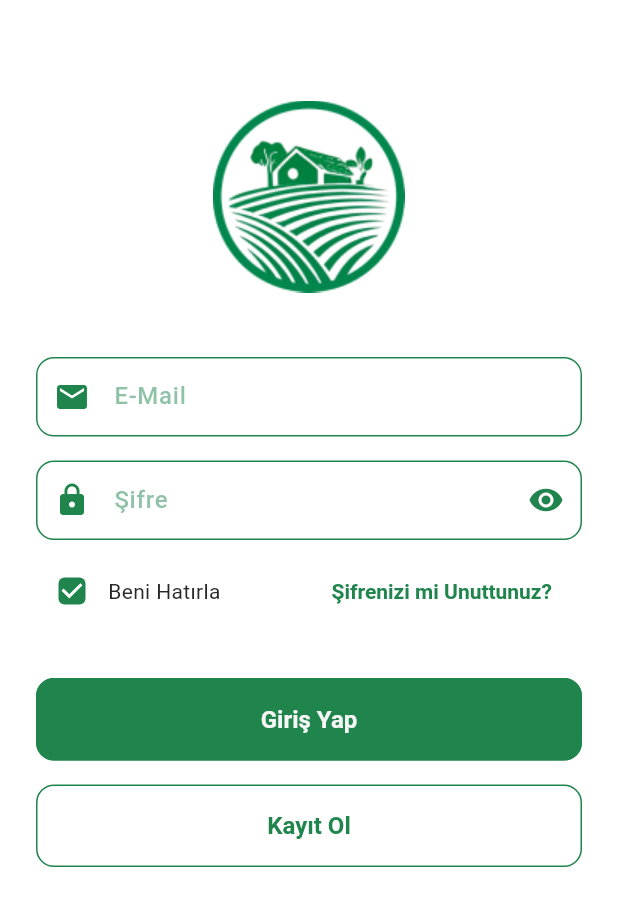
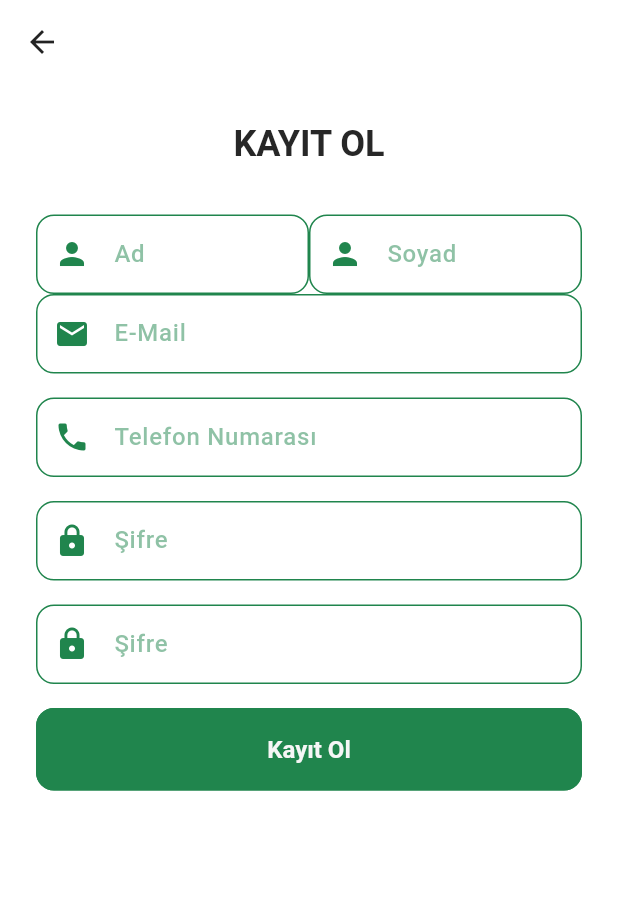
Before and after one commit to Mudrowe/Toprak-Rehberi, a Flutter app: the screen it shows after launch, after a tap on "Kayıt Ol", on a phone screen of 412 x 824 dp. Shown: the top 906 px of the screen. Run offline on Flutter 3.47's test engine with Material 3 defaults, Android fonts, the phone set to English and light mode, and no system bars; our stand-ins replace get, logger.

Commit message:
signup screen first commit

```diff
--- a/lib/app.dart
+++ b/lib/app.dart
@@ -1,6 +1,7 @@
 import 'package:flutter/material.dart';
 import 'package:get/get.dart';
 import 'package:toprak_rehberi/features/authentication/screens/login/login.dart';
+import 'package:toprak_rehberi/features/authentication/screens/signup/signup.dart';
 import 'package:toprak_rehberi/utils/constants/text_strings.dart';
 import 'package:toprak_rehberi/utils/theme/theme.dart';
 
--- /dev/null
+++ b/lib/features/authentication/screens/signup/signup.dart
@@ -0,0 +1,108 @@
+import 'package:flutter/material.dart';
+import 'package:toprak_rehberi/utils/constants/sizes.dart';
+import 'package:toprak_rehberi/utils/constants/text_strings.dart';
+
+class SignupScreen extends StatelessWidget {
+  const SignupScreen({super.key});
+
+  @override
+  Widget build(BuildContext context) {
+    return Scaffold(
+      appBar: AppBar(),
+      body: SingleChildScrollView(
+        child: Padding(
+          padding: const EdgeInsets.all(TSizes.defaulSpace),
+          child: Column(
+            children: [
+              // Title
+              Text(
+                TTexts.signupTitle,
+                style: Theme.of(context).textTheme.headlineMedium,
+              ),
+              const SizedBox(
+                height: TSizes.spaceBtwSections,
+              ),
+
+              // Form
+              Form(
+                child: Column(
+                  children: [
+                    Row(children: [
+                      // First Name
+                      Expanded(
+                        child: TextFormField(
+                          expands: false,
+                          decoration: const InputDecoration(
+                              prefixIcon: Icon(Icons.person),
+                              labelText: TTexts.firstName),
+                        ),
+                      ),
+                      // Last Name
+                      Expanded(
+                        child: TextFormField(
+                          decoration: const InputDecoration(
+                              prefixIcon: Icon(Icons.person),
+                              labelText: TTexts.lastName),
+                        ),
+                      ),
+                    ]),
+
+                    // Email
+                    TextFormField(
+                      decoration: const InputDecoration(
+                        prefixIcon: Icon(Icons.email),
+                        labelText: TTexts.email,
+                      ),
+                    ),
+                    const SizedBox(
+                      height: TSizes.spaceBtwInputFields,
+                    ),
+
+                    // Phone Number
+                    TextFormField(
+                      decoration: const InputDecoration(
+                        prefixIcon: Icon(Icons.phone),
+                        labelText: TTexts.phoneNo,
+                      ),
+                    ),
+                    const SizedBox(
+                      height: TSizes.spaceBtwInputFields,
+                    ),
+
+                    // Password
+                    TextFormField(
+                      decoration: const InputDecoration(
+                        prefixIcon: Icon(Icons.lock),
+                        labelText: TTexts.password,
+                      ),
+                    ),
+                    const SizedBox(
+                      height: TSizes.spaceBtwInputFields,
+                    ),
+
+                    // Password Again
+                    TextFormField(
+                      decoration: const InputDecoration(
+                        prefixIcon: Icon(Icons.lock),
+                        labelText: TTexts.password,
+                      ),
+                    ),
+                    const SizedBox(
+                      height: TSizes.spaceBtwInputFields,
+                    ),
+                  ],
+                ),
+              ),
+
+              SizedBox(
+                  width: double.infinity,
+                  child: ElevatedButton(
+                      onPressed: () {},
+                      child: const Text(TTexts.createAccount)))
+            ],
+          ),
+        ),
+      ),
+    );
+  }
+}
--- a/lib/features/authentication/screens/widgets/login_form.dart
+++ b/lib/features/authentication/screens/widgets/login_form.dart
@@ -1,4 +1,7 @@
 import 'package:flutter/material.dart';
+import 'package:get/get.dart';
+import 'package:get/get_core/src/get_main.dart';
+import 'package:toprak_rehberi/features/authentication/screens/signup/signup.dart';
 import 'package:toprak_rehberi/utils/constants/sizes.dart';
 import 'package:toprak_rehberi/utils/constants/text_strings.dart';
 
@@ -55,7 +58,9 @@ class TLoginForm extends StatelessWidget {
           const SizedBox(height: TSizes.spaceBtwItems,),
 
           // Sign Up Button
-          SizedBox(width: double.infinity, child: OutlinedButton(onPressed: (){}, child: const Text(TTexts.createAccount)))
+          SizedBox(
+            width: double.infinity,
+            child: OutlinedButton(onPressed: () => Get.to(() => const SignupScreen()), child: const Text(TTexts.createAccount)))
         ],
       )
       ),
--- a/lib/utils/constants/text_strings.dart
+++ b/lib/utils/constants/text_strings.dart
@@ -32,7 +32,7 @@ class TTexts {
 
   // -- Authentication Headings
   static const String loginTitle = "Welcome back,";
-  static const String signupTitle = "Let’s create your account";
+  static const String signupTitle = "KAYIT OL";
   static const String forgetPasswordTitle = "Forget password";
   static const String forgetPasswordSubTitle = "Don’t worry sometimes people can forget too, enter your email and we will send you a password reset link.";
   static const String changeYourPasswordTitle = "Password Reset Email Sent";
```
